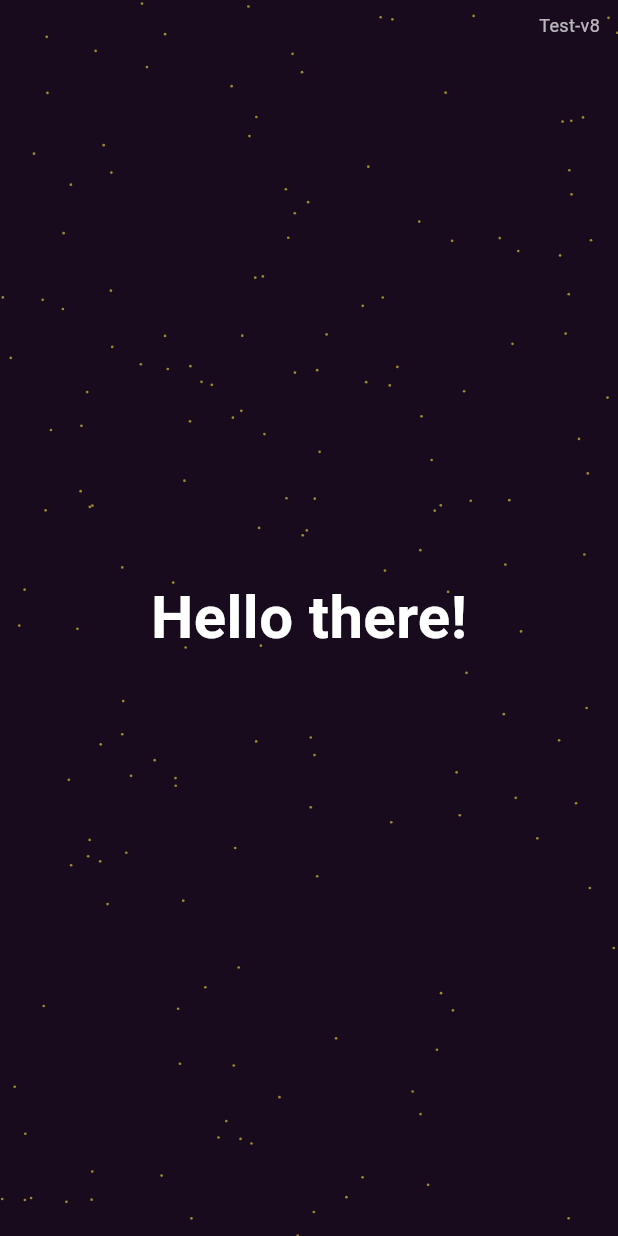
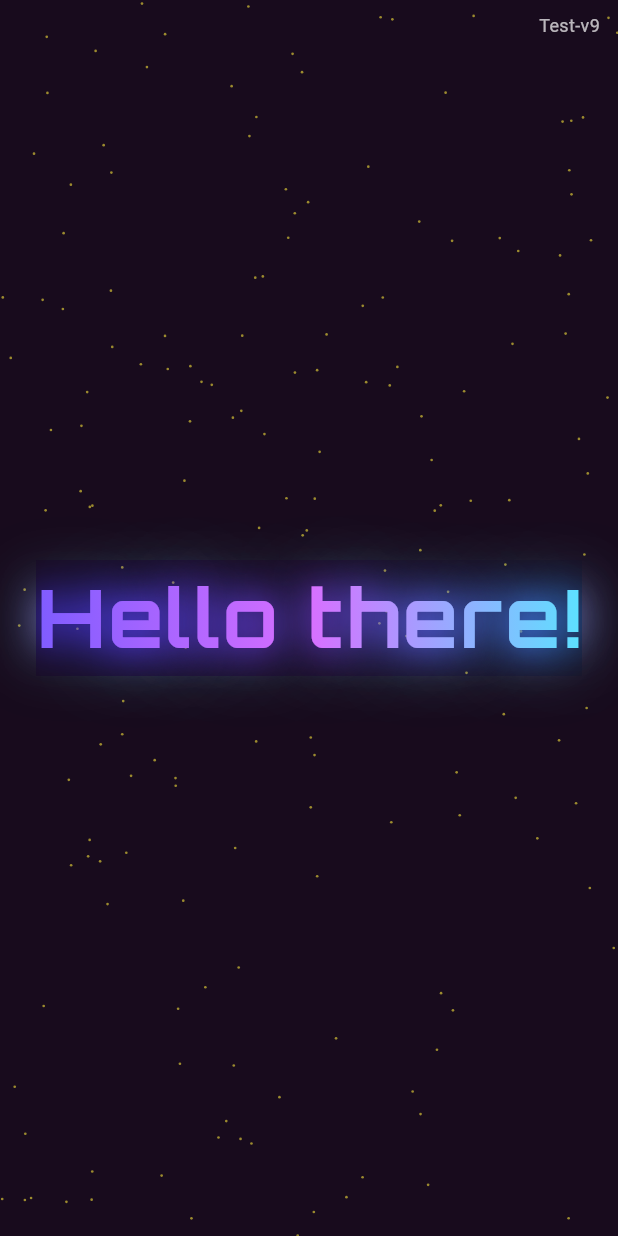
Before and after one commit to Zam-cl/GreetProject, a Flutter app: the screen it shows after launch, on a phone screen of 412 x 824 dp. Run offline on Flutter 3.47's test engine with Material 3 defaults, Android fonts, the phone set to English and light mode, and no system bars; our stand-ins replace google_fonts.

Commit message:
Cosmic Orbitron gradient title, larger size; bump Test-v9

```diff
--- a/lib/main.dart
+++ b/lib/main.dart
@@ -68,7 +68,7 @@ class GreetingPage extends StatefulWidget {
 
 class _GreetingPageState extends State<GreetingPage>
     with SingleTickerProviderStateMixin {
-  static const int editCount = 8;
+  static const int editCount = 9;
 
   late final AnimationController _controller;
   static final List<_Star> _stars = List.generate(175, (index) {
@@ -111,12 +111,38 @@ class _GreetingPageState extends State<GreetingPage>
                 children: [
                   for (final star in _stars) _buildStar(star, t, constraints),
                   Center(
-                    child: Text(
-                      'Hello there!',
-                      style: GoogleFonts.comicNeue(
-                        fontSize: 40,
-                        fontWeight: FontWeight.bold,
-                        color: Colors.white,
+                    child: Padding(
+                      padding: const EdgeInsets.symmetric(horizontal: 24),
+                      child: FittedBox(
+                        fit: BoxFit.scaleDown,
+                        child: ShaderMask(
+                          shaderCallback: (bounds) => const LinearGradient(
+                            colors: [
+                              Color(0xFF7F5CFF),
+                              Color(0xFFD86FFF),
+                              Color(0xFF5CE1FF),
+                            ],
+                          ).createShader(bounds),
+                          child: Text(
+                            'Hello there!',
+                            style: GoogleFonts.orbitron(
+                              fontSize: 64,
+                              fontWeight: FontWeight.bold,
+                              color: Colors.white,
+                              letterSpacing: 2,
+                              shadows: const [
+                                Shadow(
+                                  color: Color(0xFFB388FF),
+                                  blurRadius: 30,
+                                ),
+                                Shadow(
+                                  color: Color(0xFF5CE1FF),
+                                  blurRadius: 60,
+                                ),
+                              ],
+                            ),
+                          ),
+                        ),
                       ),
                     ),
                   ),
```
